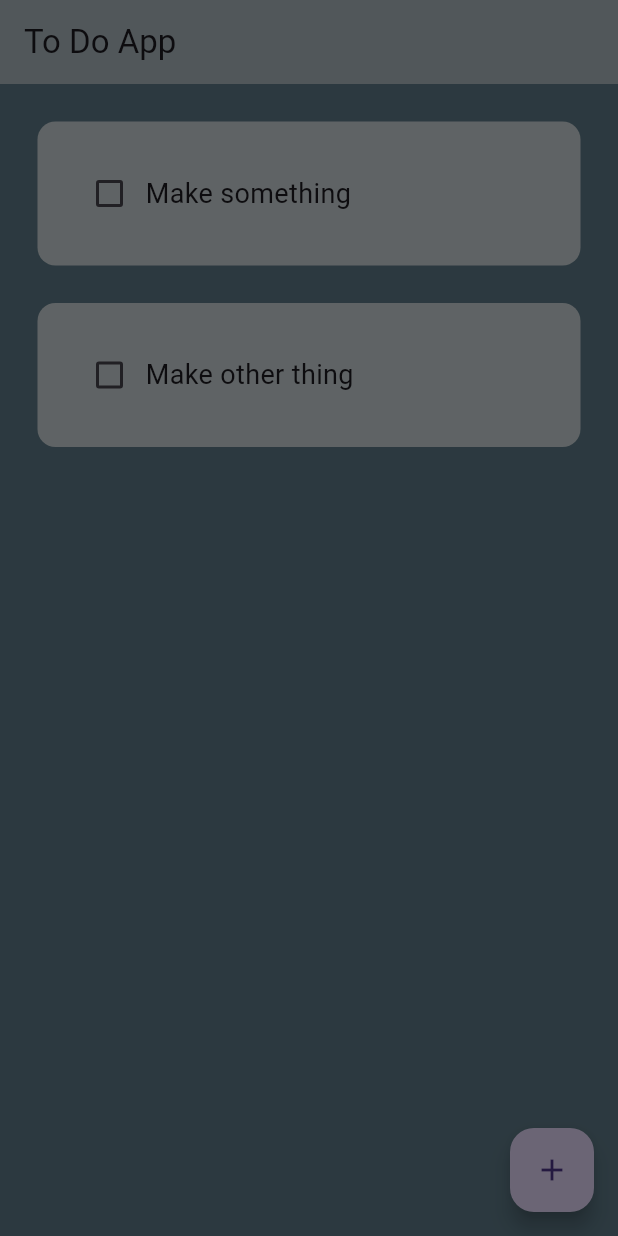
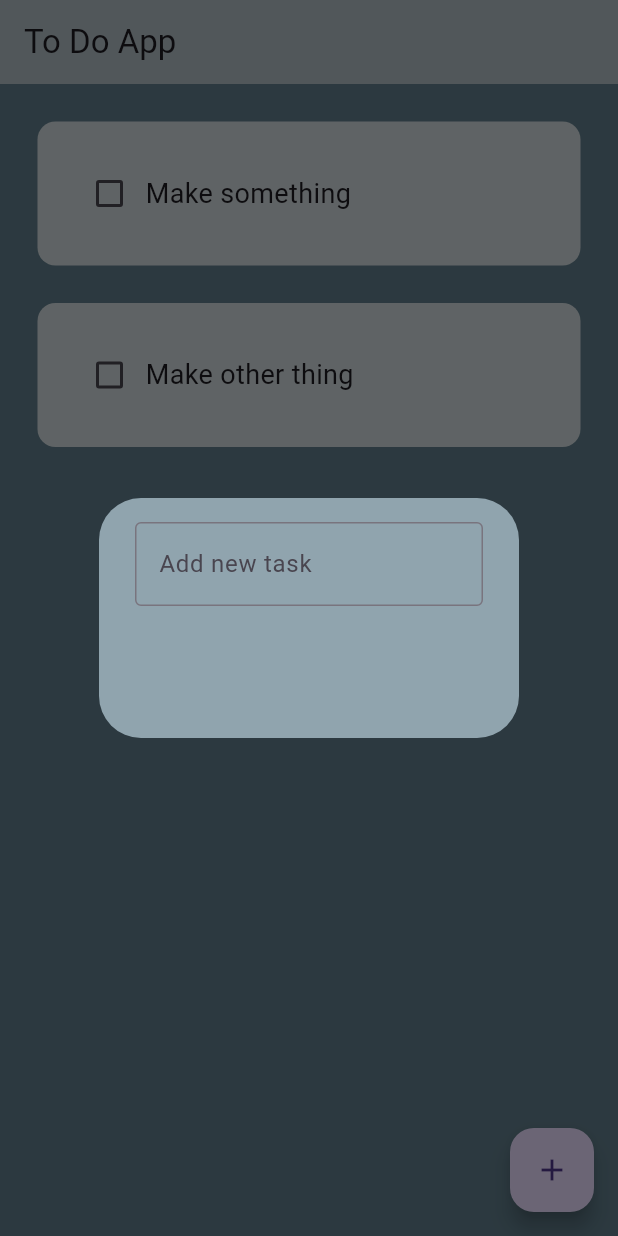
Before and after one commit to RodrigoPestana35/Flutter-To-Do-App, a Flutter app: the screen it shows after launch, after a tap on the "add" icon, on a phone screen of 412 x 824 dp. Run offline on Flutter 3.47's test engine with Material 3 defaults, Android fonts, the phone set to English and light mode, and no system bars.

Commit message:
Refactor DialogBox widget to include a styled AlertDialog with a text input field for adding new tasks

```diff
--- a/lib/util/dialog_box.dart
+++ b/lib/util/dialog_box.dart
@@ -1,4 +1,4 @@
-// ignore_for_file: prefer_const_constructors
+// ignore_for_file: prefer_const_constructors, sized_box_for_whitespace, prefer_const_literals_to_create_immutables
 
 import 'package:flutter/material.dart';
 
@@ -7,6 +7,21 @@ class DialogBox extends StatelessWidget {
 
   @override
   Widget build(BuildContext context) {
-    return AlertDialog();
+    return AlertDialog(
+      backgroundColor: Colors.blueGrey[300],
+      content: Container(
+        height: 120,
+        child: Column(
+          children: [
+            TextField(
+              decoration: InputDecoration(
+                border: OutlineInputBorder(),
+                hintText: "Add new task",
+              ),
+            ),
+          ],
+        ),
+      ),
+    );
   }
 }
```
